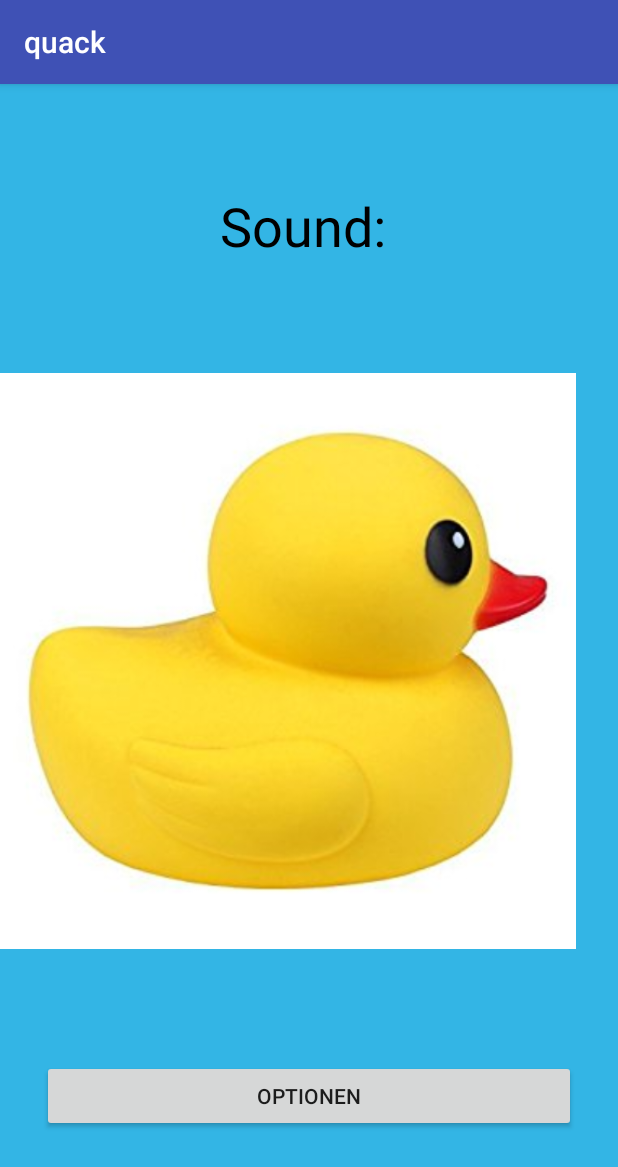
After one commit to chumehn/quack, an Android app: the fragment EntenFragment shown on its own in the app's theme, on a phone screen of 412 x 824 dp. The commit adds this screen. Shown: the top 1167 px of the screen. Run offline under Robolectric (Android 15) with nearby library versions, the phone set to English and light mode, and no system bars; 1 statement that could not run was skipped.

Commit message:
Overhaul in work. I'm trying to change it to a fragment system. Currently fighting with some linking problems. I'll take a look at it later.

```diff
--- a/app/src/main/AndroidManifest.xml
+++ b/app/src/main/AndroidManifest.xml
@@ -20,6 +20,7 @@
                 <category android:name="android.intent.category.LAUNCHER" />
             </intent-filter>
         </activity>
+        <activity android:name=".MainActivity"></activity>
     </application>
 
 </manifest>
--- /dev/null
+++ b/app/src/main/java/ente/quack/quack/EntenFragment.java
@@ -0,0 +1,61 @@
+package ente.quack.quack;
+
+import android.content.Context;
+import android.media.MediaPlayer;
+import android.net.Uri;
+import android.os.Bundle;
+import android.support.v4.app.Fragment;
+import android.view.LayoutInflater;
+import android.view.View;
+import android.view.ViewGroup;
+import android.widget.Button;
+import android.widget.ImageView;
+import android.widget.TextView;
+
+public class EntenFragment extends Fragment {
+
+    private ImageView enteView;
+    private Button optionButton;
+    private TextView textView;
+
+    @Override
+    public View onCreateView(LayoutInflater inflater, ViewGroup container,
+                             Bundle savedInstanceState) {
+
+        //RootView
+        final View view = inflater.inflate(R.layout.fragment_ente, container, false);
+
+        //Referenzattribute für Button, Bild und Text
+        enteView = view.findViewById(R.id.entenView);
+        optionButton = view.findViewById(R.id.optionButton);
+        textView = view.findViewById(R.id.textView);
+
+        //Listeners
+        enteView.setOnClickListener(new View.OnClickListener() {
+            @Override
+            public void onClick(View view) {
+                MediaPlayer mp = MediaPlayer.create(FullscreenActivity.this, entenSound);
+                mp.setOnCompletionListener(new MediaPlayer.OnCompletionListener() {
+                    @Override
+                    public void onCompletion(MediaPlayer mediaPlayer) {
+                        mediaPlayer.release();
+                    }
+                });
+
+                mp.start();
+            }
+        });
+
+        android.support.v4.app.FragmentTransaction ft = getSupportFragmentManager().beginTransaction();
+
+        optionButton.setOnClickListener(new View.OnClickListener() {
+            @Override
+            public void onClick(View view) {
+                ft.replace(R.id.fragment_container, new OptionFragment());
+                ft.commit();
+            }
+        });
+
+        return view;
+    }
+}
--- /dev/null
+++ b/app/src/main/res/layout/fragment_ente.xml
@@ -0,0 +1,55 @@
+<?xml version="1.0" encoding="utf-8"?>
+<android.support.constraint.ConstraintLayout xmlns:android="http://schemas.android.com/apk/res/android"
+    xmlns:app="http://schemas.android.com/apk/res-auto"
+    xmlns:tools="http://schemas.android.com/tools"
+    android:layout_width="match_parent"
+    android:layout_height="match_parent"
+    android:background="@android:color/holo_blue_light">
+
+    <ImageView
+        android:id="@+id/entenView"
+        android:layout_width="384dp"
+        android:layout_height="393dp"
+        android:layout_marginBottom="8dp"
+        android:layout_marginEnd="8dp"
+        android:layout_marginTop="8dp"
+        android:contentDescription="ente"
+        app:layout_constraintBottom_toBottomOf="parent"
+        app:layout_constraintEnd_toEndOf="parent"
+        app:layout_constraintHorizontal_bias="0.0"
+        app:layout_constraintStart_toStartOf="parent"
+        app:layout_constraintTop_toTopOf="parent"
+        app:layout_constraintVertical_bias="0.502"
+        app:srcCompat="@drawable/ente" />
+
+    <Button
+        android:id="@+id/optionButton"
+        android:layout_width="356dp"
+        android:layout_height="wrap_content"
+        android:layout_marginBottom="8dp"
+        android:layout_marginEnd="8dp"
+        android:layout_marginStart="8dp"
+        android:layout_marginTop="8dp"
+        android:text="Optionen"
+        app:layout_constraintBottom_toBottomOf="parent"
+        app:layout_constraintEnd_toEndOf="parent"
+        app:layout_constraintStart_toStartOf="parent"
+        app:layout_constraintTop_toBottomOf="@+id/entenView" />
+
+    <TextView
+        android:id="@+id/textView"
+        android:layout_width="wrap_content"
+        android:layout_height="wrap_content"
+        android:layout_marginBottom="8dp"
+        android:layout_marginEnd="8dp"
+        android:layout_marginStart="8dp"
+        android:layout_marginTop="8dp"
+        android:text="Sound: "
+        android:textAlignment="center"
+        android:textColor="@android:color/background_dark"
+        android:textSize="36sp"
+        app:layout_constraintBottom_toTopOf="@+id/entenView"
+        app:layout_constraintEnd_toEndOf="parent"
+        app:layout_constraintStart_toStartOf="parent"
+        app:layout_constraintTop_toTopOf="parent" />
+</android.support.constraint.ConstraintLayout>
--- a/app/src/main/res/values/strings.xml
+++ b/app/src/main/res/values/strings.xml
@@ -3,4 +3,7 @@
 
     <string name="dummy_button">Dummy Button</string>
     <string name="dummy_content">DUMMY\nCONTENT</string>
+
+    <!-- TODO: Remove or change this placeholder text -->
+    <string name="hello_blank_fragment">Hello blank fragment</string>
 </resources>
```
Also changed, not shown: app/src/main/java/ente/quack/quack/MainActivity.java (added, +22 -0 lines), app/src/main/res/layout/activity_main.xml (added, +16 -0 lines).
